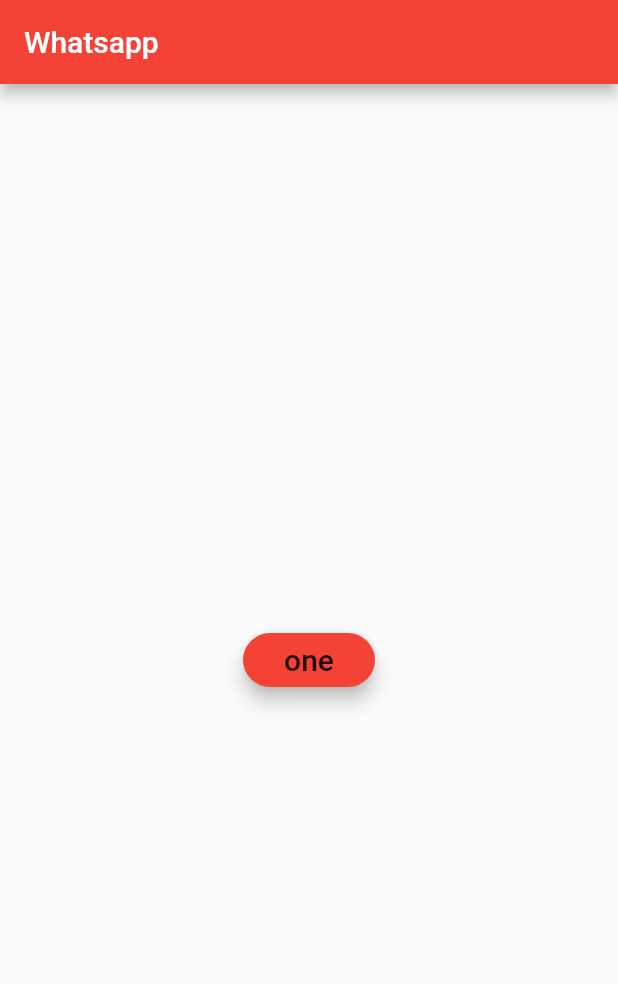
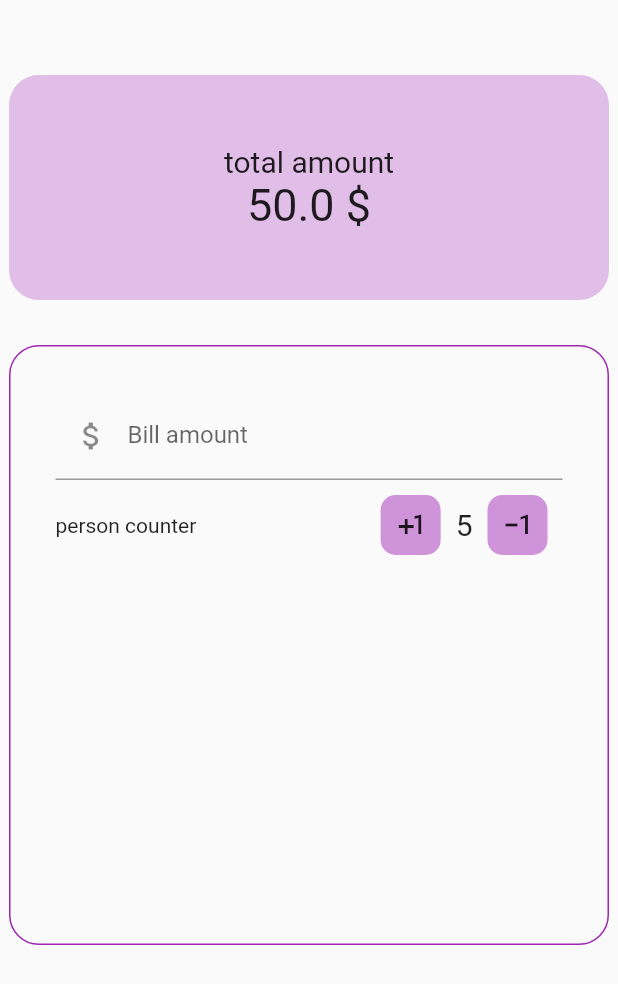
Before and after one commit to aliemranjazib/dart_4, a Flutter app: the screen it shows after launch, after a tap on "one", on a phone screen of 412 x 824 dp. Shown: the top 984 px of the screen. Run offline on Flutter 3.47's test engine with Material 2 defaults, Android fonts, the phone set to English and light mode, and no system bars.

Commit message:
bill_counter_app_ui

```diff
--- /dev/null
+++ b/lec_2/lib/lect_3_bilcalculator.dart
@@ -0,0 +1,111 @@
+import 'package:flutter/material.dart';
+
+class BillCounter extends StatefulWidget {
+  @override
+  _BillCounterState createState() => _BillCounterState();
+}
+
+class _BillCounterState extends State<BillCounter> {
+  double billAMount = 50.0;
+
+  int _personCounter = 5;
+
+  @override
+  Widget build(BuildContext context) {
+    return Scaffold(
+      body: Column(
+        children: [
+          Center(
+            child: Container(
+                margin: EdgeInsets.only(top: 50),
+                alignment: Alignment.center,
+                height: 150,
+                width: 400,
+                decoration: BoxDecoration(
+                    color: Colors.purple.shade100,
+                    borderRadius: BorderRadius.circular(20)),
+                child: Column(
+                  mainAxisAlignment: MainAxisAlignment.center,
+                  children: [
+                    Text(
+                      "total amount",
+                      style: TextStyle(fontSize: 20),
+                    ),
+                    Text(
+                      "$billAMount \$",
+                      style: TextStyle(fontSize: 30),
+                    ),
+                  ],
+                )),
+          ),
+          Container(
+            margin: EdgeInsets.only(top: 30),
+            padding: EdgeInsets.all(30),
+            height: 400,
+            width: 400,
+            decoration: BoxDecoration(
+                border: Border.all(color: Colors.purple),
+                borderRadius: BorderRadius.circular(20)),
+            child: Column(
+              children: [
+                TextField(
+                  decoration: InputDecoration(
+                      labelText: "Bill amount",
+                      prefixIcon: Icon(Icons.attach_money)),
+                ),
+                Row(
+                  mainAxisAlignment: MainAxisAlignment.spaceBetween,
+                  children: [
+                    Text("person counter"),
+                    Container(
+                      child: Row(
+                        children: [
+                          InkWell(
+                            onTap: () {
+                              setState(() {
+                                _personCounter++;
+                              });
+                            },
+                            child: Container(
+                                margin: EdgeInsets.all(10),
+                                height: 40,
+                                width: 40,
+                                decoration: BoxDecoration(
+                                    color: Colors.purple.shade200,
+                                    borderRadius: BorderRadius.circular(10)),
+                                child: Icon(Icons.plus_one_sharp)),
+                          ),
+                          Text(
+                            "$_personCounter",
+                            style: TextStyle(fontSize: 20),
+                          ),
+                          InkWell(
+                            onTap: () {
+                              setState(() {
+                                if (_personCounter > 0) {
+                                  _personCounter--;
+                                }
+                              });
+                            },
+                            child: Container(
+                                margin: EdgeInsets.all(10),
+                                height: 40,
+                                width: 40,
+                                decoration: BoxDecoration(
+                                    color: Colors.purple.shade200,
+                                    borderRadius: BorderRadius.circular(10)),
+                                child: Icon(Icons.exposure_minus_1_sharp)),
+                          ),
+                        ],
+                      ),
+                    )
+                  ],
+                ),
+              ],
+            ),
+          ),
+        ],
+      ),
+    );
+  }
+}
--- a/lec_2/lib/main.dart
+++ b/lec_2/lib/main.dart
@@ -1,5 +1,6 @@
 import 'package:flutter/material.dart';
 import 'package:lec_2/custombutton.dart';
+import 'package:lec_2/lect_3_bilcalculator.dart';
 
 void main() {
   runApp(MyApp());
@@ -23,7 +24,7 @@ class HomePage extends StatelessWidget {
   Widget build(BuildContext context) {
     return Scaffold(
       appBar: AppBar(
-        title: Text("Whatsapp"),
+        title: Text("Bill Counter"),
       ),
       body: Center(
         child: Column(
@@ -32,7 +33,8 @@ class HomePage extends StatelessWidget {
             CustomButton(
               title: "one",
               onpressed: () {
-
+                Navigator.push(context,
+                    MaterialPageRoute(builder: (context) => BillCounter()));
               },
             ),
           ],
```
